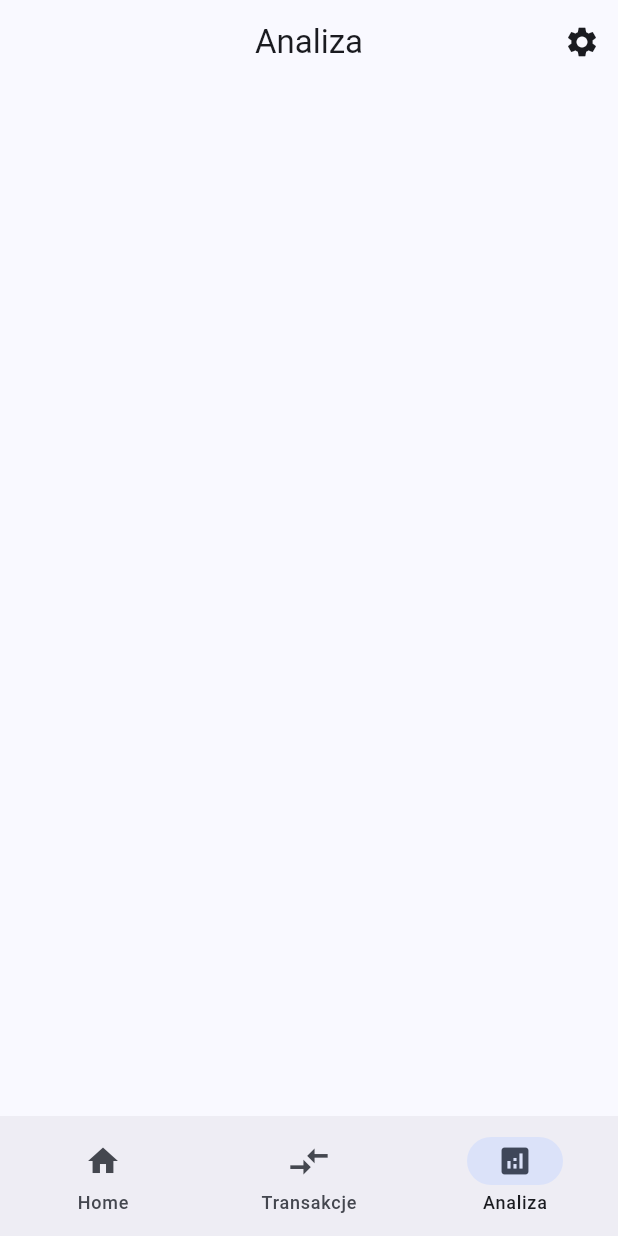
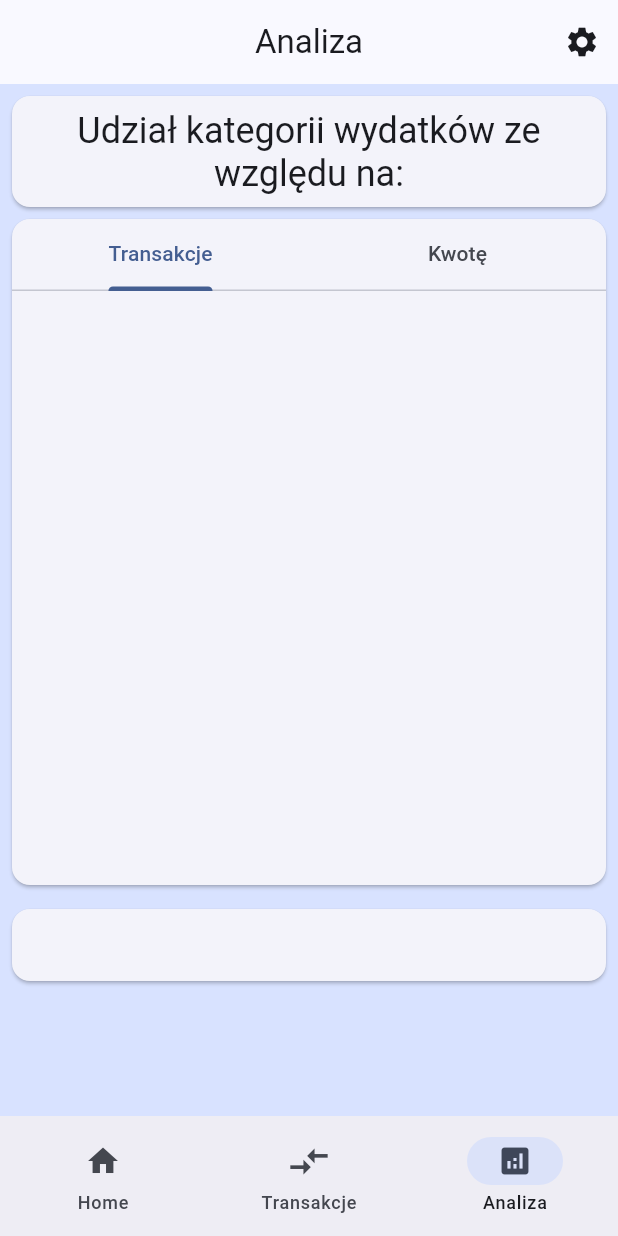
Before and after one commit to HDudz/Finance-Manager, a Flutter app: the screen it shows after launch, item 3 of the bottom bar chosen, on a phone screen of 412 x 824 dp. Run offline on Flutter 3.47's test engine with Material 3 defaults, Android fonts, the phone set to English and light mode, and no system bars; drawn by our look-alikes of fl_chart; our stand-ins replace drift, wakelock_plus; accounts and stored records are empty; generated files the repository leaves out were written again.

Commit message:
Added first two charts for spent analysis.

```diff
--- /dev/null
+++ b/lib/features/presentation/analysis_pages/analysis_main.dart
@@ -0,0 +1,181 @@
+import 'dart:math';
+
+import 'package:fl_chart/fl_chart.dart';
+import 'package:flutter/material.dart';
+import 'package:provider/provider.dart';
+
+import '../../data/app_database.dart';
+
+class AnalysisMainPage extends StatefulWidget{
+  final switchPage;
+
+  const AnalysisMainPage({super.key, required this.switchPage});
+
+  @override
+  State<AnalysisMainPage> createState() => _AnalysisMainPageState();
+}
+
+class _AnalysisMainPageState extends State<AnalysisMainPage> {
+  var transactions;
+  var categories;
+  var choice = "Transakcje";
+  late AppDatabase db;
+  var colorList = [
+    Colors.red,
+    Colors.green,
+    Colors.blue,
+    Colors.deepPurple,
+    Colors.green,
+    Colors.orangeAccent,
+    Colors.teal,
+    Colors.lightGreenAccent.shade700,
+    Colors.pink
+  ];
+  var colorSeed = Random().nextInt(10);
+
+
+
+  @override
+  void initState() {
+    super.initState();
+    db = Provider.of<AppDatabase>(context, listen: false);
+    loadTransactions();
+  }
+
+  Future<void> loadTransactions() async {
+    final result = await db.getAllTransactions();
+    final catResult = await db.getCategories();
+    setState(() {
+      transactions = result;
+      categories = catResult;
+      categories.reversed;
+    });
+  }
+
+
+  double countByCat(String category){
+    var count = 0.0;
+
+    for (var transaction in transactions) {
+      if(transaction.category == category && transaction.type == "Wychodzące")
+        {
+          count++;
+        }
+    }
+
+    return count;
+  }
+
+  double sumSpentBtCat(String category){
+    var sum = 0.0;
+
+    for (var transaction in transactions) {
+      if(transaction.category == category && transaction.type == "Wychodzące")
+      {
+        sum+=transaction.amount;
+      }
+    }
+
+    return sum;
+  }
+
+
+  Color getColor(category)
+  {
+    return colorList[categories.indexOf(category)+colorSeed%colorList.length];
+  }
+
+  @override
+  Widget build(BuildContext context) {
+
+
+
+    final theme = Theme.of(context);
+    final style = theme.textTheme.displaySmall!.copyWith(
+      color: theme.colorScheme.onSurface,
+    );
+
+
+
+    return categories == null ? Center(child: CircularProgressIndicator()) : ListView(
+      children: [
+        Padding(
+          padding: const EdgeInsets.all(4.0).copyWith(bottom: 0.0),
+          child: Card(
+            child: Padding(
+              padding: const EdgeInsets.all(8.0),
+              child: Text("Udział kategorii wydatków ze względu na:", style: style.copyWith(fontSize: 24), textAlign: TextAlign.center,),
+            ),
+          ),
+        ),
+        Padding(
+          padding: const EdgeInsets.all(4.0).copyWith(top: 0.0),
+          child: Card(
+            child: DefaultTabController(
+              length: 2,
+
+              child: Column(
+                children: [
+                  TabBar(
+                    tabs: [
+                      Tab(text: "Transakcje"),
+                      Tab(text: "Kwotę",),
+                    ],
+                  ),
+                  Padding(
+                    padding: const EdgeInsets.all(20.0),
+                    child: AspectRatio(
+                      aspectRatio: 1.0,
+                      child: TabBarView(
+                          children: [
+                            PieChart(
+                              PieChartData(
+                                sections: [
+                                  for (var category in categories)
+                                    PieChartSectionData(value: countByCat(category), radius: 150, title: category, color: getColor(category), titleStyle: style.copyWith(fontSize: 16, color: Colors.black )),
+                                ],
+                                centerSpaceRadius: 0,
+                              )
+                            ),
+                            PieChart(
+                                PieChartData(
+                                  sections: [
+                                    for (var category in categories)
+                                      PieChartSectionData(value: sumSpentBtCat(category), radius: 150, title: category, color: getColor(category), titleStyle: style.copyWith(fontSize: 16, color: Colors.black )),
+                                  ],
+                                  centerSpaceRadius: 0,
+                                )
+                            ),
+                          ]
+                      ),
+                    ),
+                  ),
+
+                ],
+              ),
+            ),
+          ),
+        ),
+        Padding(
+          padding: const EdgeInsets.all(4.0),
+          child: Card(
+            child: DefaultTabController(
+              length: categories.length,
+              child: Column(
+                children: [
+                  TabBar(
+                    tabs: [
+                      for (var category in categories)
+                        Tab(text: category),
+                    ],
+                  ),
+
+                ],
+              ),
+            ),
+          ),
+                ),
+      ]
+    );
+  }
+}
--- a/lib/features/presentation/home.dart
+++ b/lib/features/presentation/home.dart
@@ -1,9 +1,9 @@
+import 'package:finance_manager/features/presentation/analysis_pages/analysis_main.dart';
 import 'package:finance_manager/features/presentation/start/start_page.dart';
 import 'package:finance_manager/features/presentation/transactions_pages/add.dart';
 import 'package:finance_manager/features/presentation/transactions_pages/show.dart';
 import 'package:flutter/material.dart';
 import 'package:wakelock_plus/wakelock_plus.dart';
-import 'package:intl/date_symbol_data_local.dart';
 
 class MyHomePage extends StatefulWidget {
   const MyHomePage({super.key});
@@ -53,7 +53,7 @@ class _MyHomePageState extends State<MyHomePage> {
       case 2:
         page = AddTransPage(switchPage: switchPage);
       case 3:
-        page = SizedBox();
+        page = AnalysisMainPage(switchPage: switchPage);
         appBarText = "Analiza";
 
       default:
--- a/lib/features/presentation/start/start_page.dart
+++ b/lib/features/presentation/start/start_page.dart
@@ -34,10 +34,6 @@ class _StartPageState extends State<StartPage> {
   @override
   Widget build(BuildContext context) {
 
-    IconData icon;
-
-
-
 
     return Column(
       mainAxisAlignment: MainAxisAlignment.center,
@@ -60,7 +56,7 @@ class _StartPageState extends State<StartPage> {
                 crossAxisAlignment: CrossAxisAlignment.start,
                 children: [
                   Text("Bilans:", style: Theme.of(context).textTheme.displayMedium),
-                  balance == null ? Center(child: CircularProgressIndicator()):Text(balance.toString(), style: Theme.of(context).textTheme.displayMedium),
+                  balance == null ? Center(child: CircularProgressIndicator()):Text(balance.toStringAsFixed(2), style: Theme.of(context).textTheme.displayMedium),
                 ],
               ),
             ),
--- a/pubspec.yaml
+++ b/pubspec.yaml
@@ -19,6 +19,7 @@ dependencies:
   drift: ^2.8.0
   path_provider: ^2.0.15
   intl: ^0.20.1
+  fl_chart: ^0.70.1
 
 dev_dependencies:
   flutter_test:
```
Also changed, not shown: lib/core/widgets/TransactionCard.dart (+1 -10 lines), lib/features/data/app_database.dart (+19 -2 lines), lib/features/presentation/transactions_pages/add.dart (+27 -12 lines), pubspec.lock.
